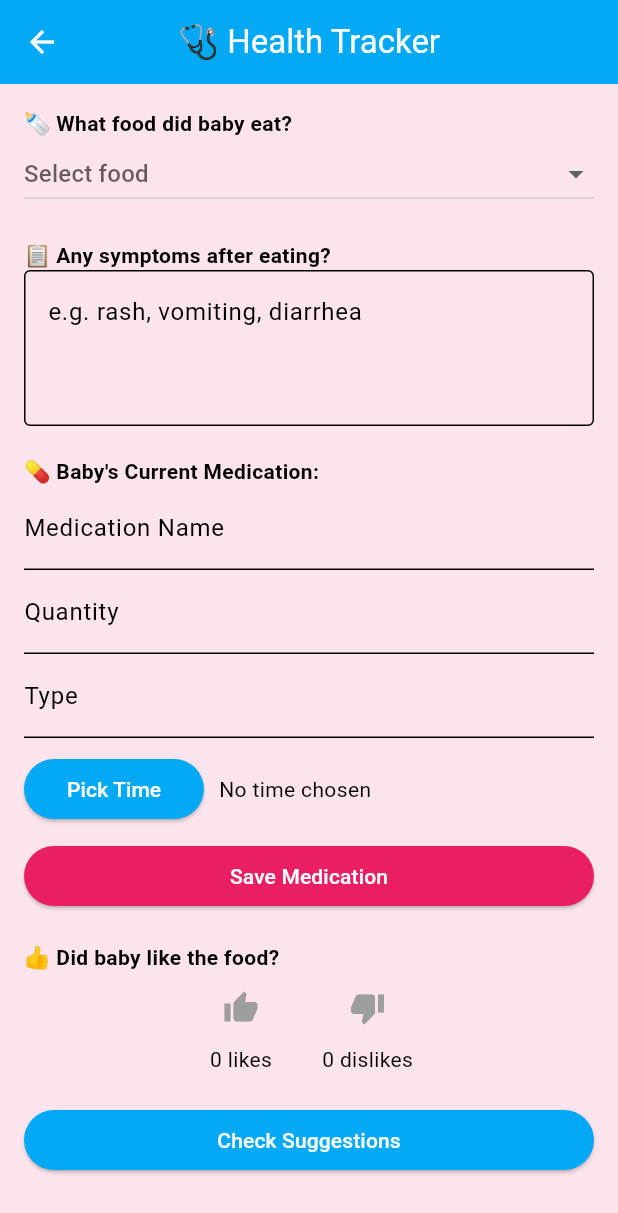
After one commit to AnneTUYISHIME/nourish_baby_app2, a Flutter app: the HomeScreen screen opened by its route, after a tap on "🩺 Health Tracker", on a phone screen of 412 x 824 dp. The commit adds this screen. Shown: the top 1213 px of the screen. Run offline on Flutter 3.47's test engine with Material 3 defaults, Android fonts, the light colour scheme and no system bars; our stand-ins replace firebase_core, firebase_messaging, fl_chart, flutter_local_notifications, sqflite, timezone; accounts and stored records are empty.

Commit message:
added notification features on health tracker screen

```diff
--- /dev/null
+++ b/lib/screens/Health_tracker.dart
@@ -0,0 +1,292 @@
+import 'package:flutter/material.dart';
+import 'package:flutter_local_notifications/flutter_local_notifications.dart';
+import 'package:intl/intl.dart';
+import 'package:timezone/timezone.dart' as tz;
+import 'package:timezone/data/latest.dart' as tz_data;
+
+class HealthTrackerScreen extends StatefulWidget {
+  const HealthTrackerScreen({super.key});
+
+  @override
+  State<HealthTrackerScreen> createState() => _HealthTrackerScreenState();
+}
+
+class _HealthTrackerScreenState extends State<HealthTrackerScreen> {
+  final TextEditingController _symptomsController = TextEditingController();
+  final TextEditingController _medNameController = TextEditingController();
+  final TextEditingController _medQtyController = TextEditingController();
+  final TextEditingController _medTypeController = TextEditingController();
+
+  String? _selectedFood;
+  bool? _likedFood;
+  String _suggestion = '';
+  TimeOfDay? _medTime;
+  int _likeCount = 0;
+  int _dislikeCount = 0;
+
+  final List<String> _foodOptions = [
+    'Pumpkin Puree',
+    'Sweet Potato Mash',
+    'Carrot Mash',
+    'Apple Sauce',
+    'Banana Mash',
+    'Rice Cereal',
+    'Peach Puree',
+    'Avocado Mash',
+    'Pear Puree',
+    'Butternut Squash',
+    'Mashed Green Beans',
+  ];
+
+  FlutterLocalNotificationsPlugin flutterLocalNotificationsPlugin =
+      FlutterLocalNotificationsPlugin();
+
+  @override
+  void initState() {
+    super.initState();
+    _initializeNotifications();
+  }
+
+  void _initializeNotifications() {
+    tz_data.initializeTimeZones();
+
+    const AndroidInitializationSettings androidInitializationSettings =
+        AndroidInitializationSettings('@mipmap/ic_launcher');
+    const InitializationSettings initializationSettings =
+        InitializationSettings(android: androidInitializationSettings);
+
+    flutterLocalNotificationsPlugin.initialize(initializationSettings);
+  }
+
+  Future<void> _scheduleMedReminder(TimeOfDay time, String medName) async {
+    final now = DateTime.now();
+
+    final scheduledTime = DateTime(
+      now.year,
+      now.month,
+      now.day,
+      time.hour,
+      time.minute,
+    );
+
+    final tz.TZDateTime scheduledTZ = tz.TZDateTime.from(
+      scheduledTime,
+      tz.local,
+    );
+
+    const AndroidNotificationDetails androidDetails = AndroidNotificationDetails(
+      'med_channel_id',
+      'Medication Reminders',
+      importance: Importance.max,
+      priority: Priority.high,
+    );
+
+    const NotificationDetails notificationDetails = NotificationDetails(
+      android: androidDetails,
+    );
+
+    // Removed androidAllowWhileIdle parameter
+    await flutterLocalNotificationsPlugin.zonedSchedule(
+      0,
+      'Medication Time',
+      'Time to give baby $medName',
+      scheduledTZ,
+      notificationDetails,
+      androidScheduleMode: AndroidScheduleMode.exactAllowWhileIdle,
+      // No need to specify androidAllowWhileIdle here
+    );
+  }
+
+  void _generateSuggestion() {
+    String symptoms = _symptomsController.text.toLowerCase();
+
+    if (symptoms.contains("rash") || symptoms.contains("itching")) {
+      _suggestion =
+          "⚠️ This could be a skin reaction. Try avoiding citrus or tomato-based foods. Try apple or pear puree.";
+    } else if (symptoms.contains("vomiting") ||
+        symptoms.contains("diarrhea")) {
+      _suggestion =
+          "🚫 Signs of digestive issue. Avoid dairy or too much fiber. Try rice cereal or banana mash.";
+    } else if (symptoms.isEmpty) {
+      _suggestion = "Please enter some symptoms to analyze.";
+    } else {
+      _suggestion =
+          "👩‍⚕️ Keep monitoring. If symptoms persist, consult a pediatrician.";
+    }
+
+    setState(() {});
+  }
+
+  Future<void> _pickTime() async {
+    final TimeOfDay? picked =
+        await showTimePicker(context: context, initialTime: TimeOfDay.now());
+
+    if (picked != null) {
+      setState(() {
+        _medTime = picked;
+      });
+    }
+  }
+
+  void _submitMedication() {
+    if (_medTime != null && _medNameController.text.isNotEmpty) {
+      _scheduleMedReminder(_medTime!, _medNameController.text);
+      ScaffoldMessenger.of(context).showSnackBar(
+        const SnackBar(content: Text("Reminder scheduled for medication")),
+      );
+    }
+  }
+
+  @override
+  Widget build(BuildContext context) {
+    return Scaffold(
+      backgroundColor: Colors.pink[50],
+      appBar: AppBar(
+        backgroundColor: Colors.lightBlue,
+        centerTitle: true,
+        leading: IconButton(
+          icon: const Icon(Icons.arrow_back, color: Colors.white),
+          onPressed: () => Navigator.of(context).pop(),
+        ),
+        title: const Text("🩺 Health Tracker",
+            style: TextStyle(color: Colors.white)),
+      ),
+      body: Padding(
+        padding: const EdgeInsets.all(16.0),
+        child: ListView(
+          children: [
+            Text("🍼 What food did baby eat?",
+                style: const TextStyle(fontWeight: FontWeight.bold)),
+            DropdownButton<String>(
+              value: _selectedFood,
+              hint: const Text("Select food"),
+              isExpanded: true,
+              items: _foodOptions.map((food) {
+                return DropdownMenuItem(value: food, child: Text(food));
+              }).toList(),
+              onChanged: (val) => setState(() => _selectedFood = val),
+            ),
+            const SizedBox(height: 20),
+
+            // Symptoms
+            Text("📋 Any symptoms after eating?",
+                style: const TextStyle(fontWeight: FontWeight.bold)),
+            TextField(
+              controller: _symptomsController,
+              decoration: const InputDecoration(
+                hintText: "e.g. rash, vomiting, diarrhea",
+                border: OutlineInputBorder(),
+              ),
+              maxLines: 3,
+            ),
+
+            const SizedBox(height: 20),
+            Text("💊 Baby's Current Medication:",
+                style: const TextStyle(fontWeight: FontWeight.bold)),
+            TextField(
+              controller: _medNameController,
+              decoration: const InputDecoration(labelText: "Medication Name"),
+            ),
+            TextField(
+              controller: _medQtyController,
+              decoration: const InputDecoration(labelText: "Quantity"),
+            ),
+            TextField(
+              controller: _medTypeController,
+              decoration: const InputDecoration(labelText: "Type"),
+            ),
+            const SizedBox(height: 10),
+            Row(
+              children: [
+                ElevatedButton(
+                  onPressed: _pickTime,
+                  style: ElevatedButton.styleFrom(
+                    backgroundColor: Colors.lightBlue,
+                    minimumSize: const Size(120, 40),
+                  ),
+                  child: const Text("Pick Time",
+                      style: TextStyle(color: Colors.white)),
+                ),
+                const SizedBox(width: 10),
+                Text(_medTime != null
+                    ? "⏰ ${_medTime!.format(context)}"
+                    : "No time chosen"),
+              ],
+            ),
+            const SizedBox(height: 10),
+            ElevatedButton(
+              onPressed: _submitMedication,
+              style: ElevatedButton.styleFrom(
+                backgroundColor: Colors.pink,
+                minimumSize: const Size(150, 40),
+              ),
+              child: const Text("Save Medication",
+                  style: TextStyle(color: Colors.white)),
+            ),
+
+            const SizedBox(height: 20),
+            Text("👍 Did baby like the food?",
+                style: const TextStyle(fontWeight: FontWeight.bold)),
+            Row(
+              mainAxisAlignment: MainAxisAlignment.center,
+              children: [
+                Column(
+                  children: [
+                    IconButton(
+                      icon: Icon(Icons.thumb_up,
+                          color: _likedFood == true
+                              ? Colors.green
+                              : Colors.grey),
+                      onPressed: () {
+                        setState(() {
+                          _likedFood = true;
+                          _likeCount++;
+                        });
+                      },
+                    ),
+                    Text("$_likeCount likes"),
+                  ],
+                ),
+                const SizedBox(width: 30),
+                Column(
+                  children: [
+                    IconButton(
+                      icon: Icon(Icons.thumb_down,
+                          color: _likedFood == false
+                              ? Colors.red
+                              : Colors.grey),
+                      onPressed: () {
+                        setState(() {
+                          _likedFood = false;
+                          _dislikeCount++;
+                        });
+                      },
+                    ),
+                    Text("$_dislikeCount dislikes"),
+                  ],
+                ),
+              ],
+            ),
+
+            const SizedBox(height: 20),
+            ElevatedButton(
+              onPressed: _generateSuggestion,
+              style: ElevatedButton.styleFrom(
+                backgroundColor: Colors.lightBlue,
+                minimumSize: const Size(150, 40),
+              ),
+              child: const Text("Check Suggestions",
+                  style: TextStyle(color: Colors.white)),
+            ),
+            if (_suggestion.isNotEmpty) ...[
+              const SizedBox(height: 20),
+              const Text("💡 Suggestion:",
+                  style: TextStyle(fontWeight: FontWeight.bold, fontSize: 16)),
+              Text(_suggestion, style: const TextStyle(color: Colors.black87)),
+            ]
+          ],
+        ),
+      ),
+    );
+  }
+}
--- a/lib/screens/home_screen.dart
+++ b/lib/screens/home_screen.dart
@@ -3,7 +3,7 @@ import 'package:fl_chart/fl_chart.dart';
 import 'login_screen.dart';
 import 'baby_profile.dart';
 import './meal_plan.dart'; // Adjust the path if needed
-
+import './health_tracker.dart'; // ✅ Added this line for Health Tracker
 
 class HomeScreen extends StatelessWidget {
   const HomeScreen({super.key});
@@ -20,7 +20,15 @@ class HomeScreen extends StatelessWidget {
   void _goToBabyProfile(BuildContext context) {
     Navigator.push(
       context,
-      MaterialPageRoute(builder: (context) =>  BabyProfileScreen()),
+      MaterialPageRoute(builder: (context) => BabyProfileScreen()),
+    );
+  }
+
+  // ✅ Navigate to Health Tracker Screen
+  void _goToHealthTracker(BuildContext context) {
+    Navigator.push(
+      context,
+      MaterialPageRoute(builder: (context) => HealthTrackerScreen()),
     );
   }
 
@@ -84,9 +92,6 @@ class HomeScreen extends StatelessWidget {
                   ),
                   GestureDetector(
                     onTap: () {
-
-
-
                       Navigator.push(
                         context,
                         MaterialPageRoute(
@@ -99,8 +104,10 @@ class HomeScreen extends StatelessWidget {
                     },
                     child: _buildDashboardCard("🥣 Meal Planner", "Upcoming Meals"),
                   ),
-                  //_buildDashboardCard("🥣 Meal Planner", "Upcoming Meals"),
-                  _buildDashboardCard("🩺 Health Tracker", "Checkups & Vaccines"),
+                  GestureDetector(
+                    onTap: () => _goToHealthTracker(context), // ✅ Added gesture for health tracker
+                    child: _buildDashboardCard("🩺 Health Tracker", "Checkups & Vaccines"),
+                  ),
                   _buildDashboardCard("📊 Growth Stats", "Weight, Height"),
                   _buildDashboardCard("📅 Daily Routine", "Sleep, Play, Feeding"),
                 ],
--- a/pubspec.yaml
+++ b/pubspec.yaml
@@ -36,6 +36,12 @@ dependencies:
   path_provider: ^2.0.11
   provider: ^6.0.0
   flutter_local_notifications: ^19.0.0
+  firebase_core: ^3.13.0
+  firebase_messaging: ^15.2.5
+  intl: ^0.18.1
+  timezone: ^0.10.0
+
+
 
   # The following adds the Cupertino Icons font to your application.
   # Use with the CupertinoIcons class for iOS style icons.
```
Also changed, not shown: lib/firebase_notification.dart (added, +57 -0 lines), lib/main.dart (+9 -0 lines), lib/screens/firebase_notification.dart (added, +42 -0 lines), lib/screens/meal_plan.dart (+77 -6 lines), pubspec.lock, 7 other files. Lines whose indentation alone changed are shown as unchanged.
